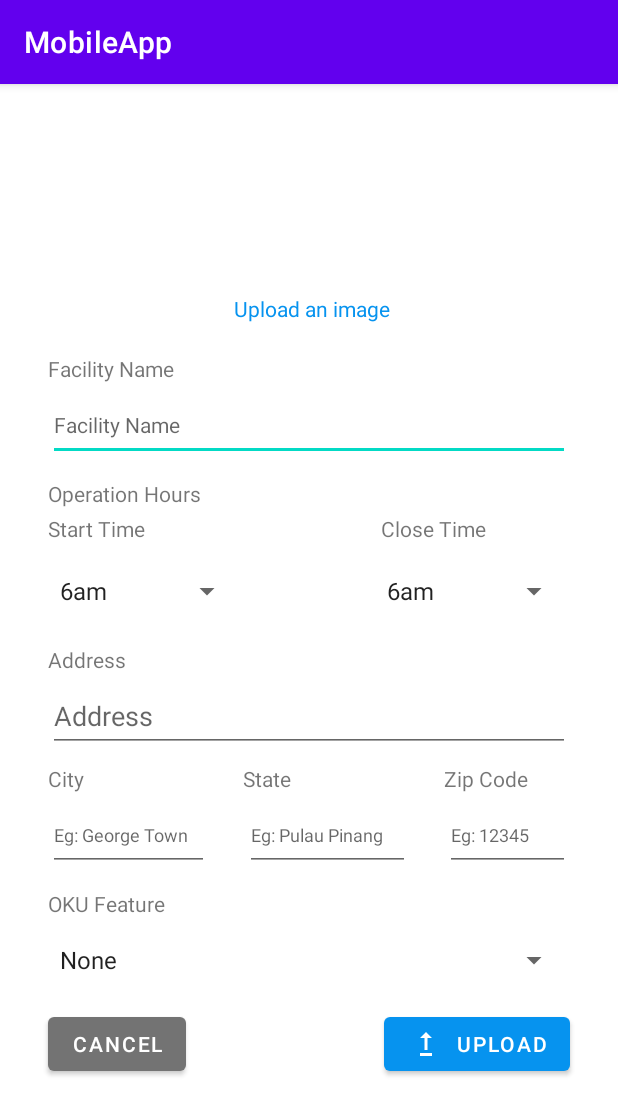
After one commit to william051200/MobileApp, an Android app: the UploadFacility screen opened directly, with no data from a screen before it, on a phone screen of 412 x 824 dp. The commit adds this screen. Shown: the top 1115 px of the screen. Run offline under Robolectric (Android 15) with nearby library versions, the phone set to English and light mode, and no system bars.

Commit message:
- added upload & save icon on button - added upload facility ui - Modify the upload facility ui (added city,state & zipcode on address section) & (added start & close time on operation hours section)

```diff
--- /dev/null
+++ b/app/src/main/java/my/tarc/mobileapp/UploadFacility.kt
@@ -0,0 +1,11 @@
+package my.tarc.mobileapp
+
+import androidx.appcompat.app.AppCompatActivity
+import android.os.Bundle
+
+class UploadFacility : AppCompatActivity() {
+    override fun onCreate(savedInstanceState: Bundle?) {
+        super.onCreate(savedInstanceState)
+        setContentView(R.layout.activity_upload_facility)
+    }
+}
--- /dev/null
+++ b/app/src/main/res/drawable/ic_save.xml
@@ -0,0 +1,10 @@
+<vector xmlns:android="http://schemas.android.com/apk/res/android"
+    android:width="24dp"
+    android:height="24dp"
+    android:viewportWidth="24"
+    android:viewportHeight="24"
+    android:tint="?attr/colorControlNormal">
+  <path
+      android:fillColor="@android:color/white"
+      android:pathData="M19,12v7L5,19v-7L3,12v7c0,1.1 0.9,2 2,2h14c1.1,0 2,-0.9 2,-2v-7h-2zM13,12.67l2.59,-2.58L17,11.5l-5,5 -5,-5 1.41,-1.41L11,12.67L11,3h2z"/>
+</vector>
--- /dev/null
+++ b/app/src/main/res/drawable/ic_upload.xml
@@ -0,0 +1,10 @@
+<vector xmlns:android="http://schemas.android.com/apk/res/android"
+    android:width="24dp"
+    android:height="24dp"
+    android:viewportWidth="24"
+    android:viewportHeight="24"
+    android:tint="?attr/colorControlNormal">
+  <path
+      android:fillColor="@android:color/white"
+      android:pathData="M16,18v2H8v-2H16zM11,7.99V16h2V7.99h3L12,4L8,7.99H11z"/>
+</vector>
--- /dev/null
+++ b/app/src/main/res/layout/activity_upload_facility.xml
@@ -0,0 +1,287 @@
+<?xml version="1.0" encoding="utf-8"?>
+<androidx.constraintlayout.widget.ConstraintLayout xmlns:android="http://schemas.android.com/apk/res/android"
+    xmlns:app="http://schemas.android.com/apk/res-auto"
+    xmlns:tools="http://schemas.android.com/tools"
+    android:layout_width="match_parent"
+    android:layout_height="match_parent"
+    tools:context=".UploadFacility">
+
+    <ImageView
+        android:id="@+id/imageViewUpload"
+        android:layout_width="100dp"
+        android:layout_height="100dp"
+        android:layout_marginTop="32dp"
+        android:clickable="true"
+        android:contentDescription="@string/txtView_uploadImage_label"
+        app:layout_constraintEnd_toEndOf="parent"
+        app:layout_constraintHorizontal_bias="0.498"
+        app:layout_constraintStart_toStartOf="parent"
+        app:layout_constraintTop_toTopOf="parent"
+        tools:srcCompat="@drawable/ic_upload_image" />
+
+    <androidx.constraintlayout.widget.Guideline
+        android:id="@+id/guideline2"
+        android:layout_width="wrap_content"
+        android:layout_height="wrap_content"
+        android:orientation="horizontal"
+        app:layout_constraintGuide_begin="180dp" />
+
+    <TextView
+        android:id="@+id/textViewUploadImg"
+        android:layout_width="wrap_content"
+        android:layout_height="wrap_content"
+        android:layout_marginTop="8dp"
+        android:clickable="false"
+        android:minHeight="24dp"
+        android:text="@string/txtView_uploadImage_label"
+        android:textColor="#0693EF"
+        app:layout_constraintEnd_toEndOf="parent"
+        app:layout_constraintHorizontal_bias="0.506"
+        app:layout_constraintStart_toStartOf="parent"
+        app:layout_constraintTop_toBottomOf="@+id/imageViewUpload" />
+
+    <TextView
+        android:id="@+id/textViewFacilityName"
+        android:layout_width="wrap_content"
+        android:layout_height="wrap_content"
+        android:layout_marginStart="32dp"
+        android:layout_marginLeft="32dp"
+        android:layout_marginTop="16dp"
+        android:text="@string/txtView_facility_name_label"
+        app:layout_constraintStart_toStartOf="parent"
+        app:layout_constraintTop_toBottomOf="@+id/textViewUploadImg" />
+
+    <TextView
+        android:id="@+id/textViewOperationHrs"
+        android:layout_width="wrap_content"
+        android:layout_height="wrap_content"
+        android:layout_marginStart="32dp"
+        android:layout_marginLeft="32dp"
+        android:layout_marginTop="12dp"
+        android:text="@string/txtView_operationHrs_label"
+        app:layout_constraintStart_toStartOf="parent"
+        app:layout_constraintTop_toBottomOf="@+id/txtFacilityName" />
+
+    <TextView
+        android:id="@+id/textViewAddress"
+        android:layout_width="wrap_content"
+        android:layout_height="wrap_content"
+        android:layout_marginStart="32dp"
+        android:layout_marginLeft="32dp"
+        android:layout_marginTop="12dp"
+        android:text="@string/txtView_address_label"
+        app:layout_constraintStart_toStartOf="parent"
+        app:layout_constraintTop_toBottomOf="@+id/spinnerST" />
+
+    <TextView
+        android:id="@+id/textViewOkuFeature"
+        android:layout_width="wrap_content"
+        android:layout_height="wrap_content"
+        android:layout_marginStart="32dp"
+        android:layout_marginLeft="32dp"
+        android:layout_marginTop="12dp"
+        android:text="@string/txtView_oku_feature_label"
+        app:layout_constraintStart_toStartOf="parent"
+        app:layout_constraintTop_toBottomOf="@+id/txtCity" />
+
+    <EditText
+        android:id="@+id/txtFacilityName"
+        android:layout_width="0dp"
+        android:layout_height="wrap_content"
+        android:layout_marginStart="32dp"
+        android:layout_marginLeft="32dp"
+        android:layout_marginTop="4dp"
+        android:layout_marginEnd="32dp"
+        android:layout_marginRight="32dp"
+        android:ems="10"
+        android:hint="@string/txtView_facility_name_label"
+        android:inputType="textPersonName"
+        android:minHeight="48dp"
+        android:textSize="14sp"
+        app:layout_constraintEnd_toEndOf="parent"
+        app:layout_constraintStart_toStartOf="parent"
+        app:layout_constraintTop_toBottomOf="@+id/textViewFacilityName" />
+
+    <Spinner
+        android:id="@+id/spinnerST"
+        android:layout_width="130dp"
+        android:layout_height="48dp"
+        android:layout_marginStart="32dp"
+        android:layout_marginLeft="32dp"
+        android:layout_marginTop="8dp"
+        android:entries="@array/spinner_operation_hours"
+        android:minHeight="48dp"
+        app:layout_constraintStart_toStartOf="parent"
+        app:layout_constraintTop_toBottomOf="@+id/textViewST" />
+
+    <Spinner
+        android:id="@+id/spinnerOkufeature"
+        android:layout_width="0dp"
+        android:layout_height="wrap_content"
+        android:layout_marginStart="32dp"
+        android:layout_marginLeft="32dp"
+        android:layout_marginTop="4dp"
+        android:layout_marginEnd="32dp"
+        android:layout_marginRight="32dp"
+        android:entries="@array/spinner_oku_feature"
+        android:minHeight="48dp"
+        app:layout_constraintEnd_toEndOf="parent"
+        app:layout_constraintHorizontal_bias="1.0"
+        app:layout_constraintStart_toStartOf="parent"
+        app:layout_constraintTop_toBottomOf="@+id/textViewOkuFeature" />
+
+    <TextView
+        android:id="@+id/textViewST"
+        android:layout_width="wrap_content"
+        android:layout_height="wrap_content"
+        android:layout_marginStart="32dp"
+        android:layout_marginLeft="32dp"
+        android:layout_marginTop="4dp"
+        android:text="@string/txtView_start_time_label"
+        app:layout_constraintStart_toStartOf="parent"
+        app:layout_constraintTop_toBottomOf="@+id/textViewOperationHrs" />
+
+    <TextView
+        android:id="@+id/textViewCT"
+        android:layout_width="wrap_content"
+        android:layout_height="wrap_content"
+        android:layout_marginTop="4dp"
+        android:layout_marginEnd="88dp"
+        android:layout_marginRight="88dp"
+        android:text="@string/txtView_close_time_label"
+        app:layout_constraintEnd_toEndOf="parent"
+        app:layout_constraintTop_toBottomOf="@+id/textViewOperationHrs" />
+
+    <Spinner
+        android:id="@+id/spinnerCT"
+        android:layout_width="130dp"
+        android:layout_height="wrap_content"
+        android:layout_marginTop="8dp"
+        android:layout_marginEnd="32dp"
+        android:layout_marginRight="32dp"
+        android:entries="@array/spinner_operation_hours"
+        android:minHeight="48dp"
+        app:layout_constraintEnd_toEndOf="parent"
+        app:layout_constraintTop_toBottomOf="@+id/textViewCT" />
+
+    <EditText
+        android:id="@+id/txtAddress"
+        android:layout_width="0dp"
+        android:layout_height="wrap_content"
+        android:layout_marginStart="32dp"
+        android:layout_marginLeft="32dp"
+        android:layout_marginTop="4dp"
+        android:layout_marginEnd="32dp"
+        android:layout_marginRight="32dp"
+        android:ems="10"
+        android:hint="@string/txtView_address_label"
+        android:inputType="textPersonName"
+        android:minHeight="48dp"
+        app:layout_constraintEnd_toEndOf="parent"
+        app:layout_constraintStart_toStartOf="parent"
+        app:layout_constraintTop_toBottomOf="@+id/textViewAddress" />
+
+    <TextView
+        android:id="@+id/textViewCity"
+        android:layout_width="wrap_content"
+        android:layout_height="wrap_content"
+        android:layout_marginStart="32dp"
+        android:layout_marginLeft="32dp"
+        android:layout_marginTop="8dp"
+        android:text="@string/txtView_city_label"
+        app:layout_constraintStart_toStartOf="parent"
+        app:layout_constraintTop_toBottomOf="@+id/txtAddress" />
+
+    <TextView
+        android:id="@+id/textViewState"
+        android:layout_width="wrap_content"
+        android:layout_height="wrap_content"
+        android:layout_marginStart="106dp"
+        android:layout_marginLeft="106dp"
+        android:layout_marginTop="8dp"
+        android:text="@string/txtView_state_label"
+        app:layout_constraintStart_toEndOf="@+id/textViewCity"
+        app:layout_constraintTop_toBottomOf="@+id/txtAddress" />
+
+    <TextView
+        android:id="@+id/textViewZipCode"
+        android:layout_width="wrap_content"
+        android:layout_height="wrap_content"
+        android:layout_marginTop="8dp"
+        android:layout_marginEnd="60dp"
+        android:layout_marginRight="60dp"
+        android:text="@string/txtView_zipcode_label"
+        app:layout_constraintEnd_toEndOf="parent"
+        app:layout_constraintTop_toBottomOf="@+id/txtAddress" />
+
+    <EditText
+        android:id="@+id/txtCity"
+        android:layout_width="107dp"
+        android:layout_height="48dp"
+        android:layout_marginStart="32dp"
+        android:layout_marginLeft="32dp"
+        android:layout_marginTop="4dp"
+        android:ems="10"
+        android:hint="@string/exampleCity_label"
+        android:inputType="textPersonName"
+        android:textSize="12sp"
+        app:layout_constraintStart_toStartOf="parent"
+        app:layout_constraintTop_toBottomOf="@+id/textViewCity" />
+
+    <EditText
+        android:id="@+id/txtZipcode"
+        android:layout_width="83dp"
+        android:layout_height="48dp"
+        android:layout_marginTop="4dp"
+        android:layout_marginEnd="32dp"
+        android:layout_marginRight="32dp"
+        android:ems="10"
+        android:hint="@string/exampleZipcode_label"
+        android:inputType="number"
+        android:textSize="12sp"
+        app:layout_constraintEnd_toEndOf="parent"
+        app:layout_constraintTop_toBottomOf="@+id/textViewZipCode" />
+
+    <EditText
+        android:id="@+id/txtState"
+        android:layout_width="110dp"
+        android:layout_height="48dp"
+        android:layout_marginStart="28dp"
+        android:layout_marginLeft="28dp"
+        android:layout_marginTop="4dp"
+        android:layout_marginEnd="28dp"
+        android:layout_marginRight="28dp"
+        android:ems="10"
+        android:hint="@string/exampleState_label"
+        android:inputType="textPersonName"
+        android:textSize="12sp"
+        app:layout_constraintEnd_toStartOf="@+id/txtZipcode"
+        app:layout_constraintStart_toEndOf="@+id/txtCity"
+        app:layout_constraintTop_toBottomOf="@+id/textViewState" />
+
+    <Button
+        android:id="@+id/btnCancel"
+        android:layout_width="wrap_content"
+        android:layout_height="wrap_content"
+        android:layout_marginStart="32dp"
+        android:layout_marginLeft="32dp"
+        android:layout_marginTop="8dp"
+        android:text="@string/btn_cancel"
+        app:backgroundTint="#737373"
+        app:layout_constraintStart_toStartOf="parent"
+        app:layout_constraintTop_toBottomOf="@+id/spinnerOkufeature" />
+
+    <Button
+        android:id="@+id/btnUpload"
+        android:layout_width="wrap_content"
+        android:layout_height="wrap_content"
+        android:layout_marginTop="8dp"
+        android:layout_marginEnd="32dp"
+        android:layout_marginRight="32dp"
+        android:text="@string/btnUpload"
+        app:backgroundTint="#0693EF"
+        app:icon="@drawable/ic_upload"
+        app:layout_constraintEnd_toEndOf="parent"
+        app:layout_constraintTop_toBottomOf="@+id/spinnerOkufeature" />
+
+</androidx.constraintlayout.widget.ConstraintLayout>
--- a/app/src/main/res/layout/activity_user_profile.xml
+++ b/app/src/main/res/layout/activity_user_profile.xml
@@ -166,6 +166,7 @@
         android:layout_marginRight="32dp"
         android:text="@string/btn_save"
         app:backgroundTint="#0693EF"
+        app:icon="@drawable/ic_save"
         app:layout_constraintEnd_toEndOf="parent"
         app:layout_constraintTop_toBottomOf="@+id/txtLocation" />
 
--- a/app/src/main/res/values/strings.xml
+++ b/app/src/main/res/values/strings.xml
@@ -15,4 +15,42 @@
     <string name="txtView_location_label">Location</string>
     <string name="btn_cancel">Cancel</string>
     <string name="btn_save">Save</string>
+
+    //Upload Facility
+    <string name="txtView_uploadImage_label">Upload an image</string>
+    <string name="txtView_facility_name_label">Facility Name</string>
+    <string name="txtView_operationHrs_label">Operation Hours</string>
+    <string name="txtView_start_time_label">Start Time</string>
+    <string name="txtView_close_time_label">Close Time</string>
+    <string name="txtView_address_label">Address</string>
+    <string name="txtView_oku_feature_label">OKU Feature</string>
+    <string name="btnUpload">Upload</string>
+    <string-array name="spinner_operation_hours">
+        <item>6am</item>
+        <item>7am</item>
+        <item>8am</item>
+        <item>9am</item>
+        <item>10am</item>
+        <item>11am</item>
+        <item>12pm</item>
+        <item>1pm</item>
+        <item>2pm</item>
+        <item>3pm</item>
+        <item>4pm</item>
+        <item>5pm</item>
+        <item>6pm</item>
+        <item>7pm</item>
+        <item>8pm</item>
+        <item>9pm</item>
+        <item>10pm</item>
+    </string-array>
+    <string name="txtView_city_label">City</string>
+    <string name="exampleCity_label">Eg: George Town</string>
+    <string name="txtView_state_label">State</string>
+    <string name="exampleState_label">Eg: Pulau Pinang</string>
+    <string name="txtView_zipcode_label">Zip Code</string>
+    <string name="exampleZipcode_label">Eg: 12345</string>
+    <string-array name="spinner_oku_feature">
+        <item>None</item>
+    </string-array>
 </resources>
```
Also changed, not shown: app/src/main/AndroidManifest.xml (+5 -12 lines), app/src/main/res/drawable/ic_upload_image.png (added).
